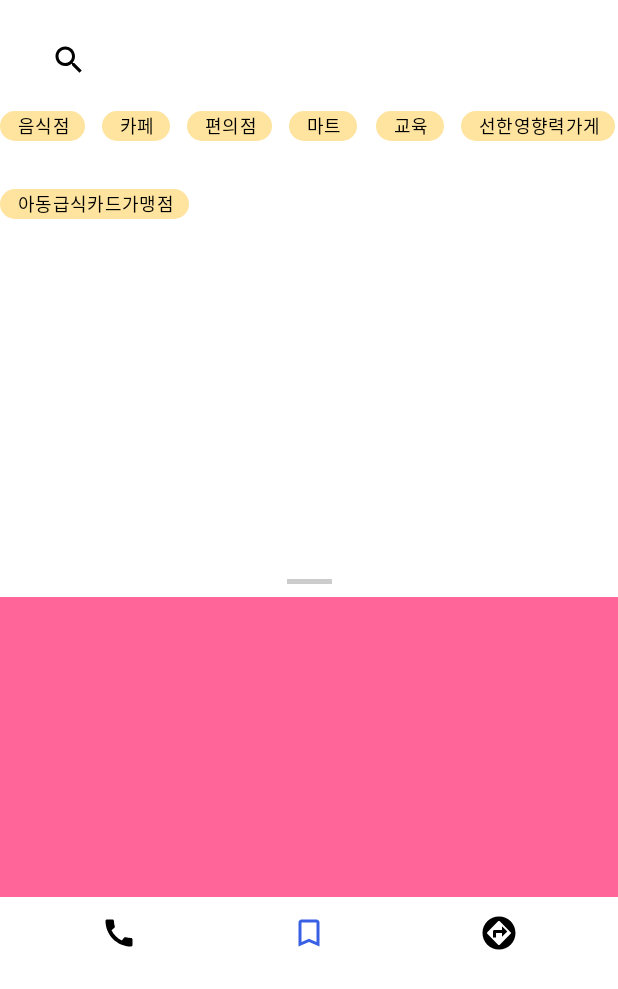
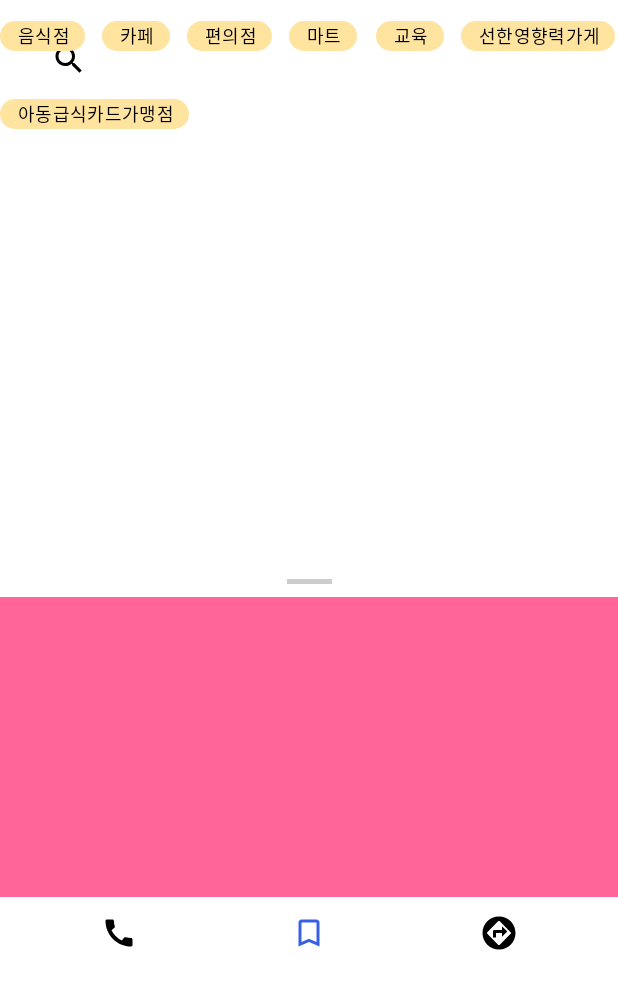
Before and after one commit to 2023-Ajou-Capstone-Design/dreame-android, an Android app: the layout activity_map.xml on its own in the app's theme, with its tools: preview values and no code run, on a phone screen of 412 x 824 dp. Shown: the top 989 px of the screen. Run offline under Robolectric (Android 15) with nearby library versions, the phone set to English and light mode, and no system bars; plain views replace MapView; network calls fail.

Commit message:
recommit material chips

```diff
--- a/app/src/main/res/layout/activity_map.xml
+++ b/app/src/main/res/layout/activity_map.xml
@@ -26,13 +26,6 @@
         android:inputType="text"
         android:paddingHorizontal="4dp"
         android:textColor="@color/black" />
-
-    <LinearLayout
-        android:layout_width="wrap_content"
-        android:layout_gravity="top"
-        android:orientation="horizontal"
-        android:layout_marginTop="60dp"
-        android:layout_height="wrap_content">
 
     <com.google.android.material.chip.ChipGroup
         android:id="@+id/chipGroup"
@@ -136,8 +129,6 @@
 
     </com.google.android.material.chip.ChipGroup>
 
-    </LinearLayout>
-
 <!--    <androidx.recyclerview.widget.RecyclerView-->
 <!--        android:id="@+id/categoryRecyclerView"-->
 <!--        android:orientation="horizontal"-->
```
Lines whose indentation alone changed are shown as unchanged.
